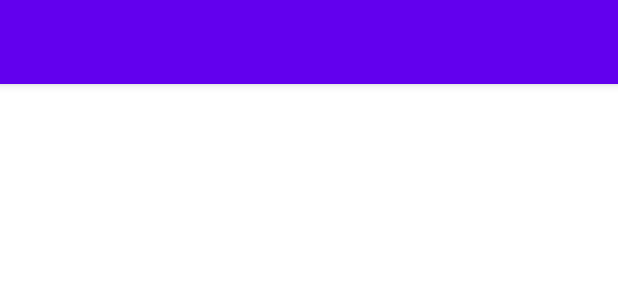
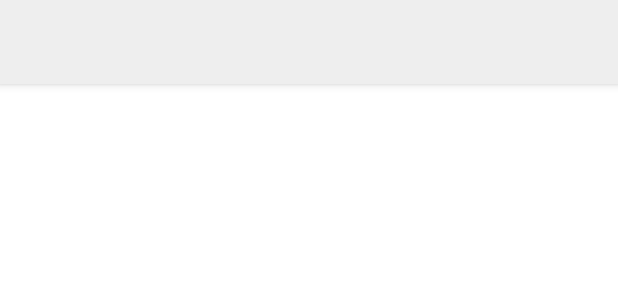
Before and after one commit to govzman/bouqetor, an Android app: the layout activity_create.xml on its own in the app's theme, with its tools: preview values and no code run, on a phone screen of 412 x 824 dp. Shown: the top 300 px of the screen. Run offline under Robolectric (Android 15) with nearby library versions, the phone set to English and light mode, and no system bars.

Commit message:
Upload version 2.2

```diff
--- a/app/src/main/res/layout/activity_create.xml
+++ b/app/src/main/res/layout/activity_create.xml
@@ -10,7 +10,7 @@
         android:id="@+id/toolbar"
         android:layout_width="match_parent"
         android:layout_height="wrap_content"
-        android:background="?attr/colorPrimary"
+        android:background="#EEEEEE"
         android:minHeight="?attr/actionBarSize"
         android:theme="?attr/actionBarTheme"
         app:layout_constraintEnd_toEndOf="parent"
--- a/app/src/main/res/layout/activity_search.xml
+++ b/app/src/main/res/layout/activity_search.xml
@@ -10,7 +10,7 @@
         android:id="@+id/toolbar"
         android:layout_width="match_parent"
         android:layout_height="wrap_content"
-        android:background="?attr/colorPrimary"
+        android:background="#EEEEEE"
         android:minHeight="?attr/actionBarSize"
         android:theme="?attr/actionBarTheme"
         app:layout_constraintEnd_toEndOf="parent"
--- a/app/src/main/res/layout/activity_view.xml
+++ b/app/src/main/res/layout/activity_view.xml
@@ -9,7 +9,7 @@
         android:id="@+id/toolbar"
         android:layout_width="match_parent"
         android:layout_height="wrap_content"
-        android:background="?attr/colorPrimary"
+        android:background="#EEEEEE"
         android:minHeight="?attr/actionBarSize"
         android:theme="?attr/actionBarTheme"
         app:layout_constraintEnd_toEndOf="parent"
```
